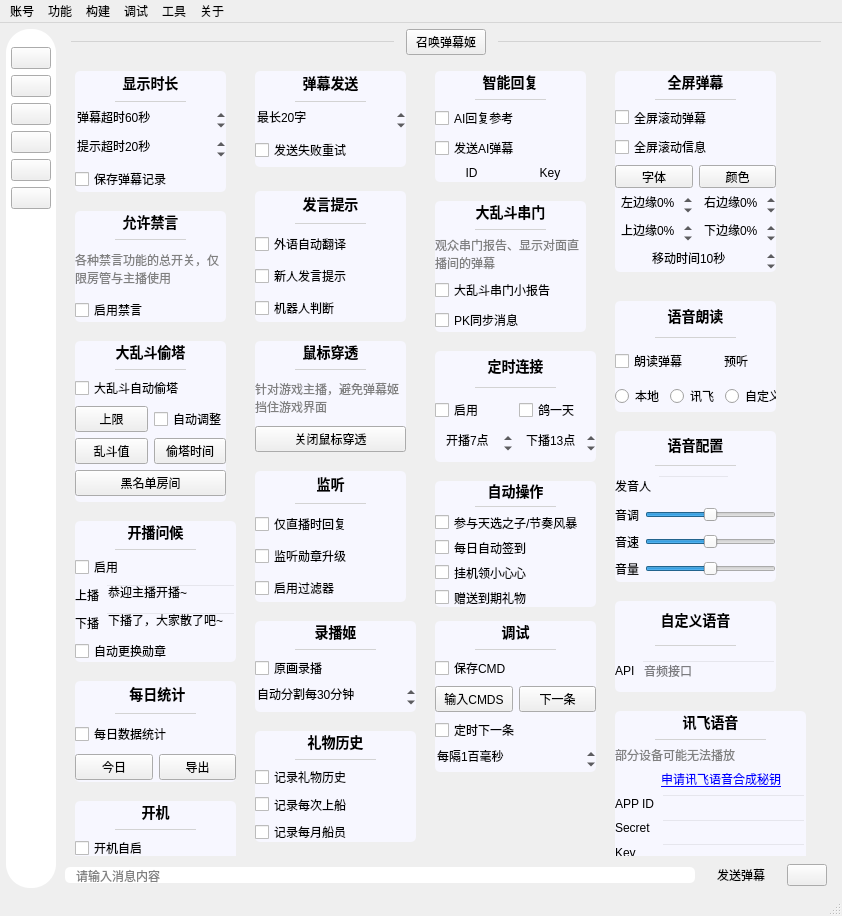
Above: mainwindow/mainwindow.ui from iwxyi/Bilibili-MagicalDanmaku before the change. Below: the same form after it.
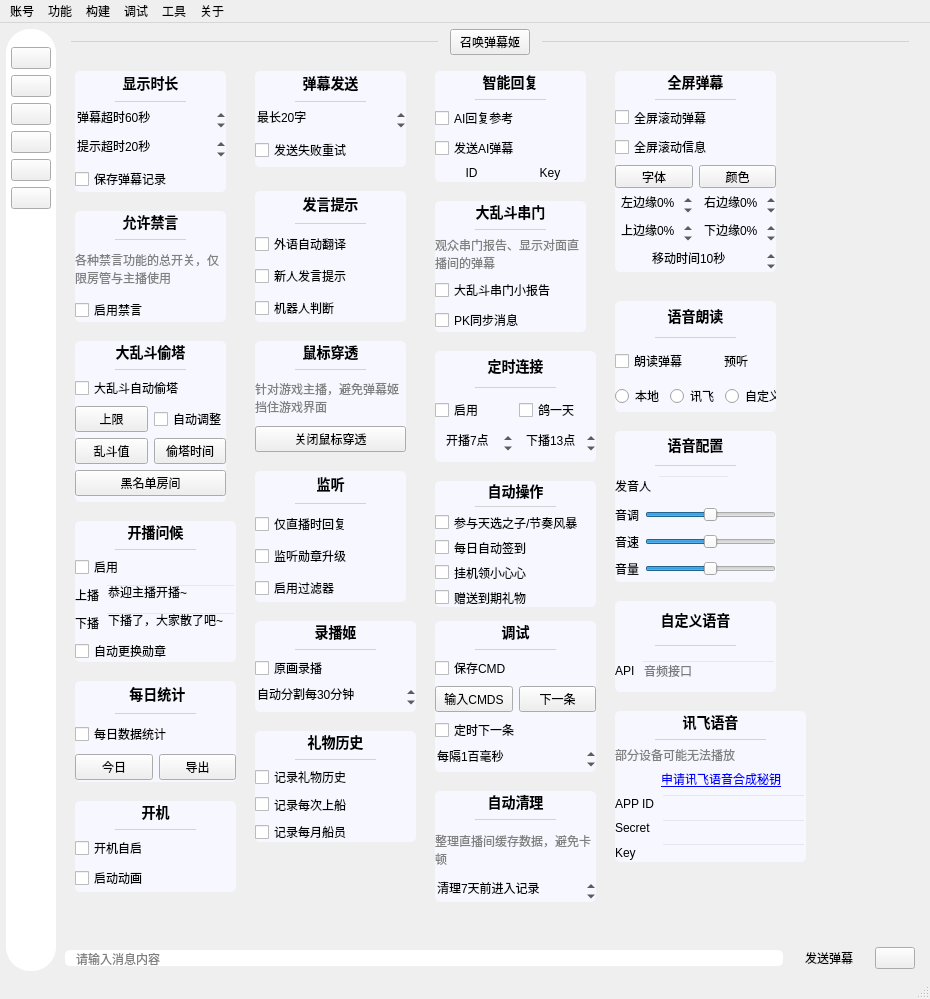
That is the form after the change. The open tabs and pages were chosen to show the change. Icons and pictures are not drawn. Custom widgets are drawn as their Qt base class.

Commit message: 新增设置清理x天没来的用户

Patch:
```diff
--- a/mainwindow/mainwindow.ui
+++ b/mainwindow/mainwindow.ui
@@ -6,8 +6,8 @@
    <rect>
     <x>0</x>
     <y>0</y>
-    <width>842</width>
-    <height>916</height>
+    <width>930</width>
+    <height>999</height>
    </rect>
   </property>
   <property name="windowTitle">
@@ -1046,8 +1046,8 @@
             <rect>
              <x>0</x>
              <y>0</y>
-             <width>65</width>
-             <height>16</height>
+             <width>852</width>
+             <height>883</height>
             </rect>
            </property>
            <property name="styleSheet">
@@ -3760,6 +3760,122 @@
              </item>
             </layout>
            </widget>
+           <widget class="QWidget" name="autoClearSettingsCard" native="true">
+            <property name="geometry">
+             <rect>
+              <x>370</x>
+              <y>730</y>
+              <width>161</width>
+              <height>111</height>
+             </rect>
+            </property>
+            <property name="styleSheet">
+             <string notr="true">#autoClearSettingsCard
+{
+	background: #f7f7ff;
+	border: none;
+	border-radius: 5px;
+}</string>
+            </property>
+            <layout class="QVBoxLayout" name="verticalLayout_60">
+             <item>
+              <widget class="QLabel" name="label_49">
+               <property name="sizePolicy">
+                <sizepolicy hsizetype="Preferred" vsizetype="Fixed">
+                 <horstretch>0</horstretch>
+                 <verstretch>0</verstretch>
+                </sizepolicy>
+               </property>
+               <property name="styleSheet">
+                <string notr="true">font-size: 14px;
+font-weight: 500;</string>
+               </property>
+               <property name="text">
+                <string>自动清理</string>
+               </property>
+               <property name="alignment">
+                <set>Qt::AlignCenter</set>
+               </property>
+              </widget>
+             </item>
+             <item>
+              <widget class="QWidget" name="widget_33" native="true">
+               <property name="minimumSize">
+                <size>
+                 <width>0</width>
+                 <height>1</height>
+                </size>
+               </property>
+               <property name="maximumSize">
+                <size>
+                 <width>16777215</width>
+                 <height>1</height>
+                </size>
+               </property>
+               <property name="styleSheet">
+                <string notr="true">background: lightgray;
+margin: 40px;</string>
+               </property>
+              </widget>
+             </item>
+             <item>
+              <widget class="QLabel" name="label_50">
+               <property name="styleSheet">
+                <string notr="true">color: gray;</string>
+               </property>
+               <property name="text">
+                <string>整理直播间缓存数据，避免卡顿</string>
+               </property>
+               <property name="wordWrap">
+                <bool>true</bool>
+               </property>
+              </widget>
+             </item>
+             <item>
+              <widget class="QSpinBox" name="autoClearComeIntervalSpin">
+               <property name="contextMenuPolicy">
+                <enum>Qt::NoContextMenu</enum>
+               </property>
+               <property name="toolTip">
+                <string>&lt;html&gt;&lt;head/&gt;&lt;body&gt;&lt;p&gt;清理长期没来的用户的进入时间、次数，避免卡顿&lt;/p&gt;&lt;p&gt;根据用户进入数量与电脑配置酌情设置&lt;/p&gt;&lt;p&gt;不严谨的建议数值：&lt;/p&gt;&lt;p&gt;1万粉以下：30天&lt;/p&gt;&lt;p&gt;5万粉以下：15天&lt;/p&gt;&lt;p&gt;10万粉以下：7天&lt;/p&gt;&lt;/body&gt;&lt;/html&gt;</string>
+               </property>
+               <property name="styleSheet">
+                <string notr="true">QAbstractSpinBox
+{
+	background: transparent;
+}</string>
+               </property>
+               <property name="frame">
+                <bool>false</bool>
+               </property>
+               <property name="alignment">
+                <set>Qt::AlignLeading|Qt::AlignLeft|Qt::AlignVCenter</set>
+               </property>
+               <property name="buttonSymbols">
+                <enum>QAbstractSpinBox::UpDownArrows</enum>
+               </property>
+               <property name="suffix">
+                <string>天前进入记录</string>
+               </property>
+               <property name="prefix">
+                <string>清理</string>
+               </property>
+               <property name="minimum">
+                <number>0</number>
+               </property>
+               <property name="maximum">
+                <number>999</number>
+               </property>
+               <property name="singleStep">
+                <number>7</number>
+               </property>
+               <property name="value">
+                <number>7</number>
+               </property>
+              </widget>
+             </item>
+            </layout>
+           </widget>
           </widget>
          </widget>
         </item>
@@ -6491,7 +6607,7 @@
     <rect>
      <x>0</x>
      <y>0</y>
-     <width>842</width>
+     <width>930</width>
      <height>21</height>
     </rect>
    </property>
```
Left out of the diff: 2 changed lines with no effect on the pictures. The commit also changes 4 other files.
